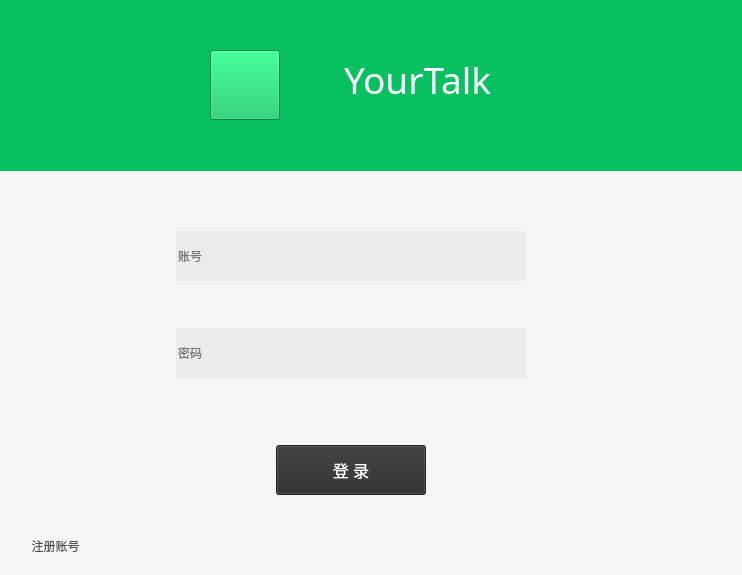
Above: qClient/signin_windows.ui from AGuan177/QTice before the change. Below: the same form after it.
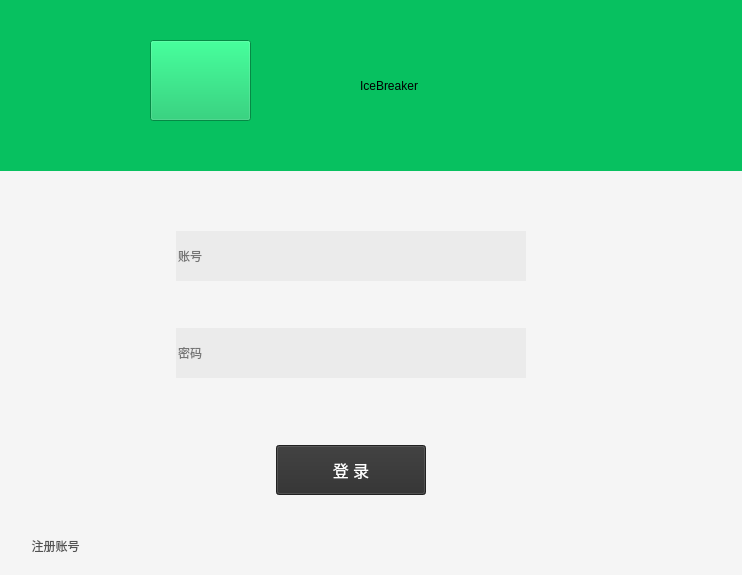
That is the form after the change.

What changed in the file:
```diff
--- a/qClient/signin_windows.ui
+++ b/qClient/signin_windows.ui
@@ -44,76 +44,6 @@
     <string notr="true">background-color: rgb(7,193,96);
 </string>
    </property>
-   <widget class="QTextEdit" name="textEdit">
-    <property name="geometry">
-     <rect>
-      <x>340</x>
-      <y>50</y>
-      <width>281</width>
-      <height>81</height>
-     </rect>
-    </property>
-    <property name="font">
-     <font>
-      <family>Eras Bold ITC</family>
-      <pointsize>9</pointsize>
-      <weight>50</weight>
-      <italic>false</italic>
-      <bold>false</bold>
-     </font>
-    </property>
-    <property name="styleSheet">
-     <string notr="true">border:none;
-font: 9pt &quot;Eras Bold ITC&quot;;</string>
-    </property>
-    <property name="html">
-     <string>&lt;!DOCTYPE HTML PUBLIC &quot;-//W3C//DTD HTML 4.0//EN&quot; &quot;http://www.w3.org/TR/REC-html40/strict.dtd&quot;&gt;
-&lt;html&gt;&lt;head&gt;&lt;meta name=&quot;qrichtext&quot; content=&quot;1&quot; /&gt;&lt;style type=&quot;text/css&quot;&gt;
-p, li { white-space: pre-wrap; }
-&lt;/style&gt;&lt;/head&gt;&lt;body style=&quot; font-family:'Eras Bold ITC'; font-size:9pt; font-weight:400; font-style:normal;&quot;&gt;
-&lt;p style=&quot; margin-top:12px; margin-bottom:12px; margin-left:0px; margin-right:0px; -qt-block-indent:0; text-indent:0px;&quot;&gt;&lt;span style=&quot; font-size:28pt; color:#ffffff;&quot;&gt;YourTalk&lt;/span&gt;&lt;/p&gt;&lt;/body&gt;&lt;/html&gt;</string>
-    </property>
-   </widget>
-   <widget class="QPushButton" name="logo">
-    <property name="geometry">
-     <rect>
-      <x>210</x>
-      <y>50</y>
-      <width>70</width>
-      <height>70</height>
-     </rect>
-    </property>
-    <property name="sizePolicy">
-     <sizepolicy hsizetype="Fixed" vsizetype="Fixed">
-      <horstretch>0</horstretch>
-      <verstretch>0</verstretch>
-     </sizepolicy>
-    </property>
-    <property name="minimumSize">
-     <size>
-      <width>50</width>
-      <height>50</height>
-     </size>
-    </property>
-    <property name="maximumSize">
-     <size>
-      <width>70</width>
-      <height>70</height>
-     </size>
-    </property>
-    <property name="mouseTracking">
-     <bool>false</bool>
-    </property>
-    <property name="text">
-     <string/>
-    </property>
-    <property name="iconSize">
-     <size>
-      <width>20</width>
-      <height>20</height>
-     </size>
-    </property>
-   </widget>
    <widget class="QWidget" name="widget_3" native="true">
     <property name="geometry">
      <rect>
@@ -144,6 +74,35 @@
      </widget>
     </widget>
    </widget>
+   <widget class="QPushButton" name="logo">
+    <property name="geometry">
+     <rect>
+      <x>150</x>
+      <y>40</y>
+      <width>101</width>
+      <height>81</height>
+     </rect>
+    </property>
+    <property name="text">
+     <string/>
+    </property>
+   </widget>
+   <widget class="QLabel" name="label">
+    <property name="geometry">
+     <rect>
+      <x>360</x>
+      <y>50</y>
+      <width>261</width>
+      <height>71</height>
+     </rect>
+    </property>
+    <property name="styleSheet">
+     <string notr="true">font: 75 italic 36pt &quot;Adobe Arabic&quot;;</string>
+    </property>
+    <property name="text">
+     <string>IceBreaker</string>
+    </property>
+   </widget>
   </widget>
   <widget class="QWidget" name="widget_2" native="true">
    <property name="geometry">
```
